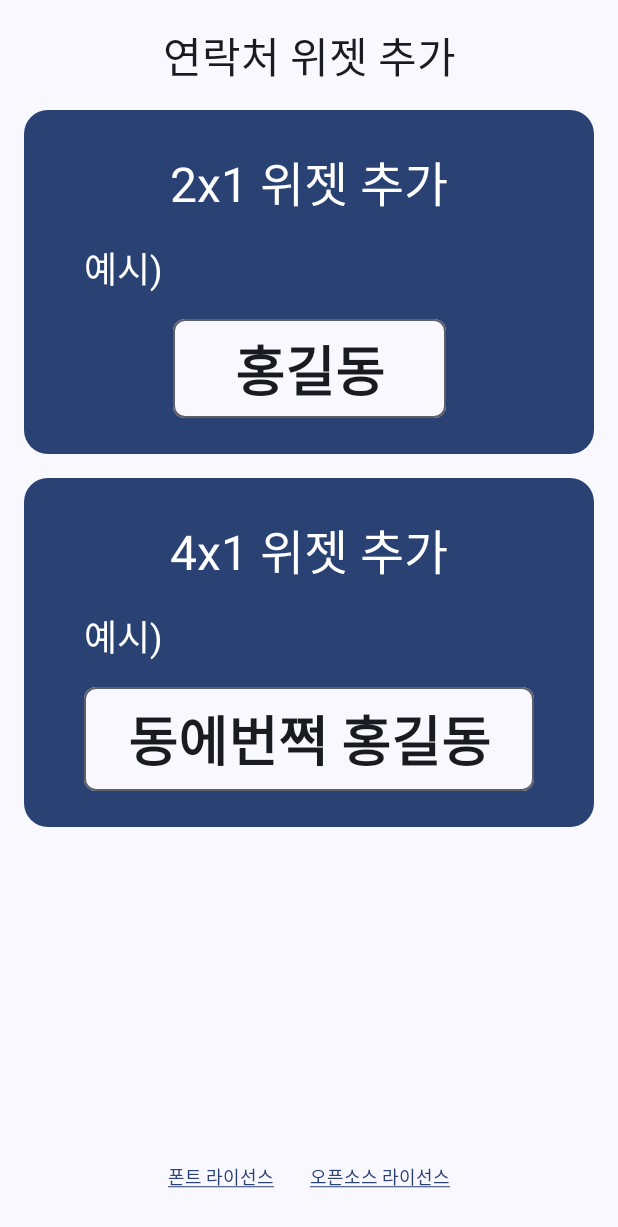
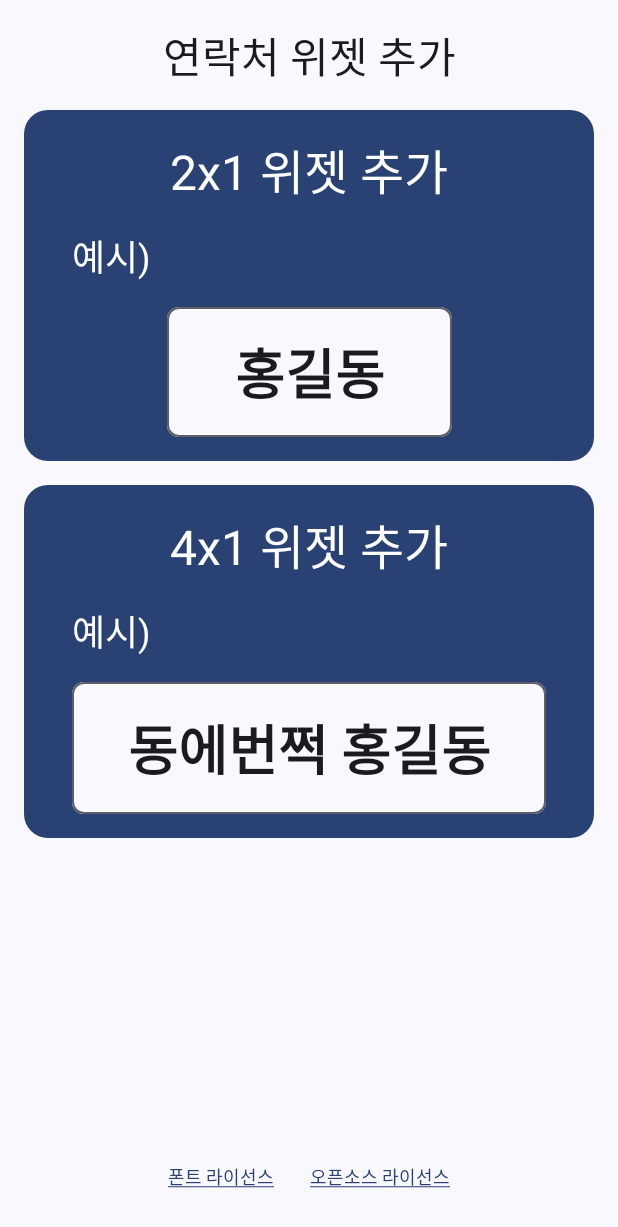
Before and after one commit to 15balloon/Big_Contacts, an Android app built with Jetpack Compose: the screen it shows after launch (MainActivity), on a phone screen of 412 x 824 dp. Shown: the top 1227 px of the screen. Run offline under Robolectric (Android 15) with nearby library versions, the phone set to English and light mode, and no system bars; libraries missing offline, so code that uses them is left out: com.google.android.gms.

Commit message:
Design: Adjust example widget preview size to resemble actual widget

```diff
--- a/app/src/main/java/com/l5balloon/bigcontacts/MainActivity.kt
+++ b/app/src/main/java/com/l5balloon/bigcontacts/MainActivity.kt
@@ -111,13 +111,13 @@ fun MainScreen(onAddWidget: (ComponentName) -> Unit) {
     val configuration = LocalConfiguration.current
     val screenWidth = configuration.screenWidthDp.dp
 
-    val availableWidth = screenWidth - 32.dp
+    val availableWidth = screenWidth - 16.dp
 
     val widget2x1Width = (availableWidth / 2) - 8.dp
-    val widget2x1Height = widget2x1Width * (40f / 110f)
+    val widget2x1Height = widget2x1Width * (50f / 110f)
 
-    val widget4x1Width = availableWidth
-    val widget4x1Height = widget4x1Width * (40f / 220f)
+    val widget4x1Width = availableWidth - 8.dp
+    val widget4x1Height = widget4x1Width * (50f / 220f)
 
     Box(
         modifier = Modifier
@@ -150,7 +150,7 @@ fun MainScreen(onAddWidget: (ComponentName) -> Unit) {
                     verticalArrangement = Arrangement.spacedBy(16.dp),
                     modifier = Modifier
                         .fillMaxWidth()
-                        .padding(16.dp)
+                        .padding(8.dp)
                 ) {
                     Text(
                         text = stringResource(R.string.add_widget_2x1),
@@ -208,7 +208,7 @@ fun MainScreen(onAddWidget: (ComponentName) -> Unit) {
                     verticalArrangement = Arrangement.spacedBy(16.dp),
                     modifier = Modifier
                         .fillMaxWidth()
-                        .padding(16.dp)
+                        .padding(8.dp)
                 ) {
                     Text(
                         text = stringResource(R.string.add_widget_4x1),
```
